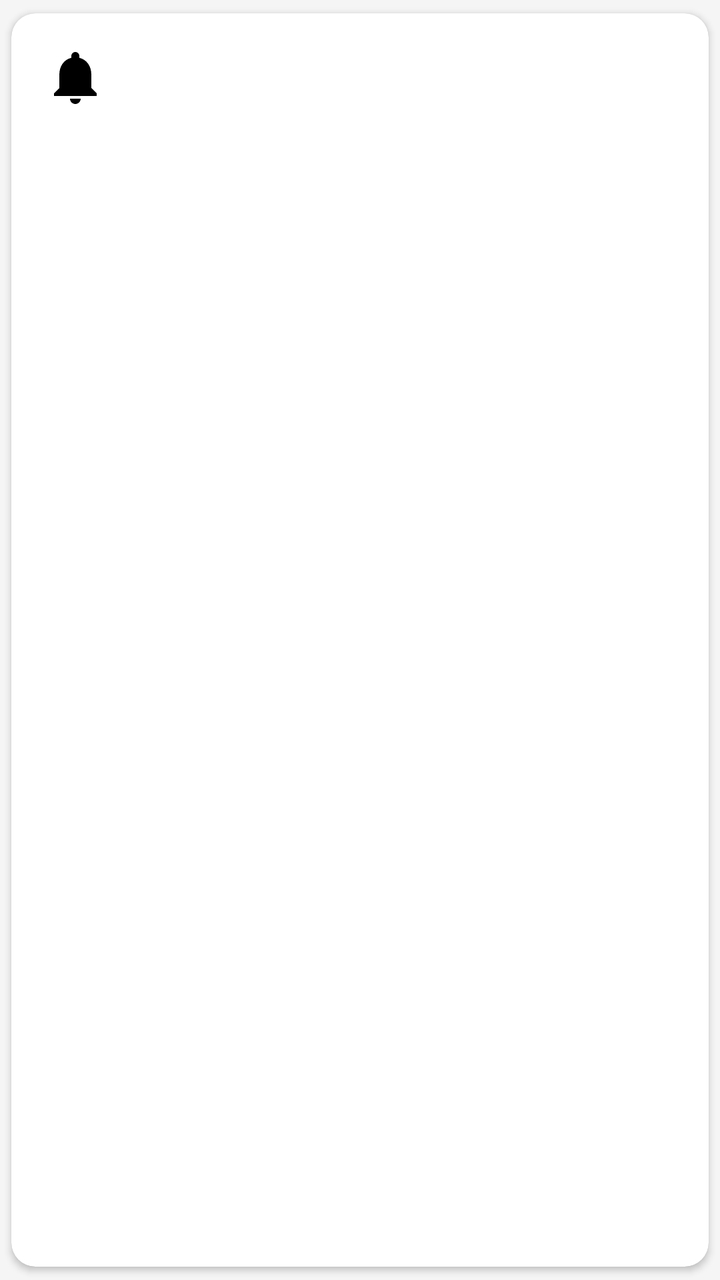
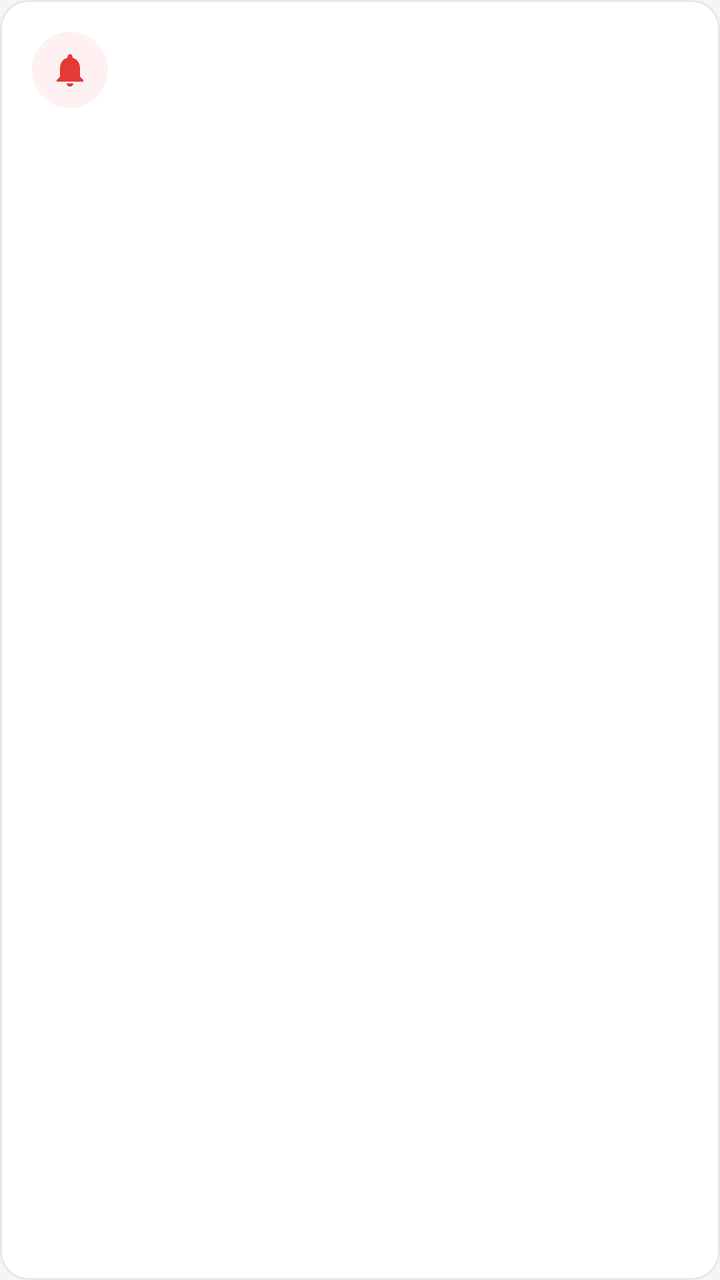

Compare the two renders of this Android layout. The source of the first and the diff that turns it into the second are given below.
<!-- AndroidManifest.xml: application theme Theme.DonateBlood -->
<!-- res/layout/item_notification.xml -->
<?xml version="1.0" encoding="utf-8"?>
<androidx.cardview.widget.CardView
    xmlns:android="http://schemas.android.com/apk/res/android"
    xmlns:app="http://schemas.android.com/apk/res-auto"
    android:id="@+id/notificationCard"
    android:layout_width="match_parent"
    android:layout_height="wrap_content"
    android:layout_marginHorizontal="16dp"
    android:layout_marginVertical="4dp"
    app:cardCornerRadius="12dp"
    app:cardElevation="2dp"
    app:cardUseCompatPadding="true">

    <LinearLayout
        android:layout_width="match_parent"
        android:layout_height="wrap_content"
        android:orientation="vertical"
        android:padding="16dp">

        
        <LinearLayout
            android:layout_width="match_parent"
            android:layout_height="wrap_content"
            android:orientation="horizontal"
            android:gravity="center_vertical">

            
            <ImageView
                android:id="@+id/iconImageView"
                android:layout_width="32dp"
                android:layout_height="32dp"
                android:layout_marginEnd="12dp"
                android:src="@drawable/ic_notification" />

            
            <LinearLayout
                android:layout_width="0dp"
                android:layout_height="wrap_content"
                android:layout_weight="1"
                android:orientation="vertical">

                <LinearLayout
                    android:layout_width="match_parent"
                    android:layout_height="wrap_content"
                    android:orientation="horizontal"
                    android:gravity="center_vertical">

                    
                    <View
                        android:id="@+id/dotIndicator"
                        android:layout_width="8dp"
                        android:layout_height="8dp"
                        android:layout_marginEnd="8dp"
                        android:background="@drawable/shape_unread_dot"
                        android:visibility="gone" />

                    
                    <TextView
                        android:id="@+id/tvTitle"
                        android:layout_width="0dp"
                        android:layout_height="wrap_content"
                        android:layout_weight="1"
                        android:textSize="16sp"
                        android:textStyle="bold"
                        android:textColor="@color/text_primary"
                        android:maxLines="1"
                        android:ellipsize="end" />

                </LinearLayout>

                
                <TextView
                    android:id="@+id/tvStatusIndicator"
                    android:layout_width="wrap_content"
                    android:layout_height="wrap_content"
                    android:layout_marginTop="2dp"
                    android:textSize="11sp"
                    android:paddingHorizontal="6dp"
                    android:paddingVertical="1dp"
                    android:background="@drawable/bg_status_indicator"
                    android:visibility="gone"
                    android:textColor="@color/status_logged_out_text" />

            </LinearLayout>

            
            <TextView
                android:id="@+id/tvType"
                android:layout_width="wrap_content"
                android:layout_height="wrap_content"
                android:textSize="11sp"
                android:paddingHorizontal="8dp"
                android:paddingVertical="4dp"
                android:visibility="gone" />

        </LinearLayout>

        
        <TextView
            android:id="@+id/tvMessage"
            android:layout_width="match_parent"
            android:layout_height="wrap_content"
            android:layout_marginTop="8dp"
            android:textSize="14sp"
            android:textColor="@color/text_secondary"
            android:maxLines="3"
            android:ellipsize="end" />

        
        <LinearLayout
            android:layout_width="match_parent"
            android:layout_height="wrap_content"
            android:layout_marginTop="12dp"
            android:orientation="horizontal"
            android:gravity="center_vertical">

            
            <TextView
                android:id="@+id/tvTime"
                android:layout_width="0dp"
                android:layout_height="wrap_content"
                android:layout_weight="1"
                android:textSize="12sp"
                android:textColor="@color/text_hint" />

            
            <TextView
                android:id="@+id/tvBloodGroup"
                android:layout_width="wrap_content"
                android:layout_height="wrap_content"
                android:textSize="12sp"
                android:textColor="@color/white"
                android:paddingHorizontal="8dp"
                android:paddingVertical="2dp"
                android:visibility="gone" />

        </LinearLayout>

    </LinearLayout>

</androidx.cardview.widget.CardView>
<!-- resources referenced by this layout -->
<resources>
  <color name="status_logged_out_text">#E65100</color>
  <color name="text_hint">#9E9E9E</color>
  <color name="text_primary">#212121</color>
  <color name="text_secondary">#757575</color>
  <color name="white">#FFFFFF</color>
  <!-- drawable bg_status_indicator (drawable) -->
  <?xml version="1.0" encoding="utf-8"?>
  <shape xmlns:android="http://schemas.android.com/apk/res/android">
      <solid android:color="#FFF3E0" />
      <corners android:radius="4dp" />
      <stroke
          android:width="1dp"
          android:color="#FFB74D" />
  </shape>
  <!-- drawable ic_notification (drawable) -->
  <?xml version="1.0" encoding="utf-8"?>
  <vector xmlns:android="http://schemas.android.com/apk/res/android"
      android:width="24dp"
      android:height="24dp"
      android:viewportWidth="24"
      android:viewportHeight="24">
      <path
          android:fillColor="#FF000000"
          android:pathData="M12,22c1.1,0 2,-0.9 2,-2h-4c0,1.1 0.9,2 2,2zM18,16v-5c0,-3.07 -1.63,-5.64 -4.5,-6.32L13.5,4c0,-0.83 -0.67,-1.5 -1.5,-1.5s-1.5,0.67 -1.5,1.5v0.68C7.64,5.36 6,7.92 6,11v5l-2,2v1h16v-1l-2,-2z" />
  </vector>
  <!-- drawable shape_unread_dot (drawable) -->
  <?xml version="1.0" encoding="utf-8"?>
  <shape xmlns:android="http://schemas.android.com/apk/res/android"
      android:shape="oval">
      <solid android:color="@color/primary_red" />
      <size
          android:width="8dp"
          android:height="8dp" />
  </shape>
  <color name="primary_red">#E53935</color>
  <color name="primary_red_dark">#C62828</color>
  <color name="surface_white">#FFFFFF</color>
  <color name="background_light">#F5F5F5</color>
  <style name="ThemeOverlay.BloodLink.MaterialCalendar" parent="ThemeOverlay.MaterialComponents.MaterialCalendar">
          <item name="colorPrimary">@color/primary_red_dark</item>
          <item name="colorOnPrimary">@color/white</item>
          <item name="colorSecondary">@color/primary_red</item>
          <item name="colorOnSecondary">@color/white</item>
          <item name="colorSurface">@color/surface_white</item>
          <item name="colorOnSurface">@color/text_primary</item>
      </style>
  <style name="ThemeOverlay.BloodLink.MaterialTimePicker" parent="ThemeOverlay.MaterialComponents.TimePicker">
          <item name="colorPrimary">@color/primary_red_dark</item>
          <item name="colorOnPrimary">@color/white</item>
          <item name="colorSecondary">@color/primary_red</item>
          <item name="colorOnSecondary">@color/white</item>
          <item name="colorSurface">@color/surface_white</item>
          <item name="colorOnSurface">@color/text_primary</item>
      </style>
  <style name="Widget.DonateBlood.Toolbar" parent="Widget.Material3.Toolbar">
          <item name="android:background">@color/primary_red</item>
          <item name="titleTextColor">@color/white</item>
          <item name="subtitleTextColor">@color/white</item>
      </style>
  <!-- unchanged entries left out for length: 1 -->
</resources>

<!-- the commit's change to res/layout/item_notification.xml (unified diff, before → after) -->
@@ -1,15 +1,18 @@
 <?xml version="1.0" encoding="utf-8"?>
-<androidx.cardview.widget.CardView
+<com.google.android.material.card.MaterialCardView
     xmlns:android="http://schemas.android.com/apk/res/android"
     xmlns:app="http://schemas.android.com/apk/res-auto"
+    xmlns:tools="http://schemas.android.com/tools"
     android:id="@+id/notificationCard"
     android:layout_width="match_parent"
     android:layout_height="wrap_content"
     android:layout_marginHorizontal="16dp"
-    android:layout_marginVertical="4dp"
-    app:cardCornerRadius="12dp"
-    app:cardElevation="2dp"
-    app:cardUseCompatPadding="true">
+    android:layout_marginVertical="5dp"
+    app:cardCornerRadius="14dp"
+    app:cardElevation="0dp"
+    app:strokeColor="#E2E8F0"
+    app:strokeWidth="1dp"
+    app:cardBackgroundColor="@color/surface_white">
 
     <LinearLayout
         android:layout_width="match_parent"
@@ -25,12 +28,21 @@
             android:gravity="center_vertical">
 
             
-            <ImageView
-                android:id="@+id/iconImageView"
-                android:layout_width="32dp"
-                android:layout_height="32dp"
-                android:layout_marginEnd="12dp"
-                android:src="@drawable/ic_notification" />
+            <FrameLayout
+                android:layout_width="38dp"
+                android:layout_height="38dp"
+                android:background="@drawable/bg_icon_circle_light"
+                android:layout_marginEnd="12dp">
+
+                <ImageView
+                    android:id="@+id/iconImageView"
+                    android:layout_width="20dp"
+                    android:layout_height="20dp"
+                    android:layout_gravity="center"
+                    android:src="@drawable/ic_notification"
+                    app:tint="@color/primary_red"
+                    tools:ignore="ContentDescription" />
+            </FrameLayout>
 
             
             <LinearLayout
@@ -60,7 +72,7 @@
                         android:layout_width="0dp"
                         android:layout_height="wrap_content"
                         android:layout_weight="1"
-                        android:textSize="16sp"
+                        android:textSize="15sp"
                         android:textStyle="bold"
                         android:textColor="@color/text_primary"
                         android:maxLines="1"
@@ -89,8 +101,10 @@
                 android:layout_width="wrap_content"
                 android:layout_height="wrap_content"
                 android:textSize="11sp"
+                android:textStyle="bold"
                 android:paddingHorizontal="8dp"
-                android:paddingVertical="4dp"
+                android:paddingVertical="3dp"
+                android:background="@drawable/bg_badge_pill"
                 android:visibility="gone" />
 
         </LinearLayout>
@@ -101,8 +115,9 @@
             android:layout_width="match_parent"
             android:layout_height="wrap_content"
             android:layout_marginTop="8dp"
-            android:textSize="14sp"
-            android:textColor="@color/text_secondary"
+            android:textSize="13.5sp"
+            android:textColor="#475569"
+            android:lineSpacingExtra="2dp"
             android:maxLines="3"
             android:ellipsize="end" />
 
@@ -110,7 +125,7 @@
         <LinearLayout
             android:layout_width="match_parent"
             android:layout_height="wrap_content"
-            android:layout_marginTop="12dp"
+            android:layout_marginTop="10dp"
             android:orientation="horizontal"
             android:gravity="center_vertical">
 
@@ -121,15 +136,18 @@
                 android:layout_height="wrap_content"
                 android:layout_weight="1"
                 android:textSize="12sp"
-                android:textColor="@color/text_hint" />
+                android:textColor="#94A3B8" />
 
             
             <TextView
                 android:id="@+id/tvBloodGroup"
                 android:layout_width="wrap_content"
                 android:layout_height="wrap_content"
-                android:textSize="12sp"
+                android:textSize="11.5sp"
+                android:textStyle="bold"
                 android:textColor="@color/white"
+                android:background="@drawable/bg_blood_group_pill_drawer"
+                android:backgroundTint="@color/primary_red"
                 android:paddingHorizontal="8dp"
                 android:paddingVertical="2dp"
                 android:visibility="gone" />
@@ -138,4 +156,4 @@
 
     </LinearLayout>
 
-</androidx.cardview.widget.CardView>
+</com.google.android.material.card.MaterialCardView>
<!-- resource entries referenced after the edit -->
@@ -3,8 +3,30 @@
   <color name="status_logged_out_text">#E65100</color>
   <color name="text_hint">#9E9E9E</color>
   <color name="text_primary">#212121</color>
-  <color name="text_secondary">#757575</color>
   <color name="white">#FFFFFF</color>
+  <!-- drawable bg_badge_pill (drawable) -->
+  <?xml version="1.0" encoding="utf-8"?>
+  <shape xmlns:android="http://schemas.android.com/apk/res/android">
+      <corners android:radius="12dp" />
+      <solid android:color="#F1F3F5" />
+      <padding
+          android:left="8dp"
+          android:top="3dp"
+          android:right="8dp"
+          android:bottom="3dp" />
+  </shape>
+  <!-- drawable bg_blood_group_pill_drawer (drawable) -->
+  <?xml version="1.0" encoding="utf-8"?>
+  <shape xmlns:android="http://schemas.android.com/apk/res/android"
+      android:shape="rectangle">
+      <solid android:color="@color/white" />
+      <corners android:radius="20dp" />
+  </shape>
+  <!-- drawable bg_icon_circle_light (drawable) -->
+  <shape xmlns:android="http://schemas.android.com/apk/res/android"
+      android:shape="oval">
+      <solid android:color="#FFF1F1"/>
+  </shape>
   <!-- drawable bg_status_indicator (drawable) -->
   <?xml version="1.0" encoding="utf-8"?>
   <shape xmlns:android="http://schemas.android.com/apk/res/android">
